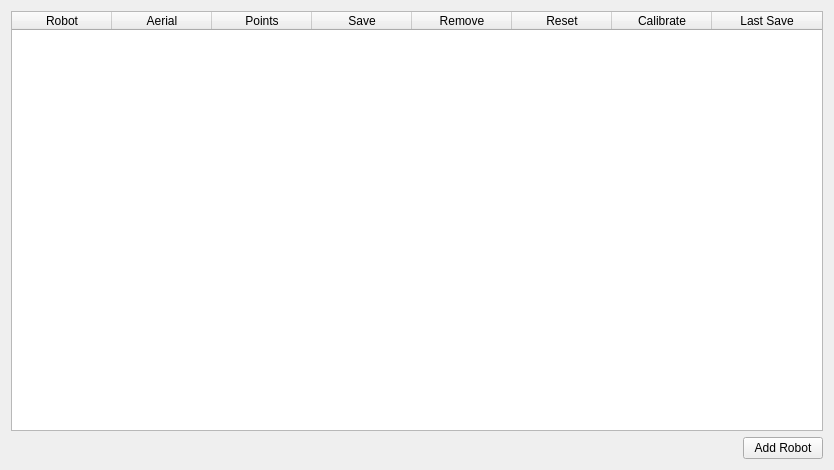
First picture: the form in resources/calibration.ui, repository DinoHub-SubT/basestation_gui_python, before the edit.
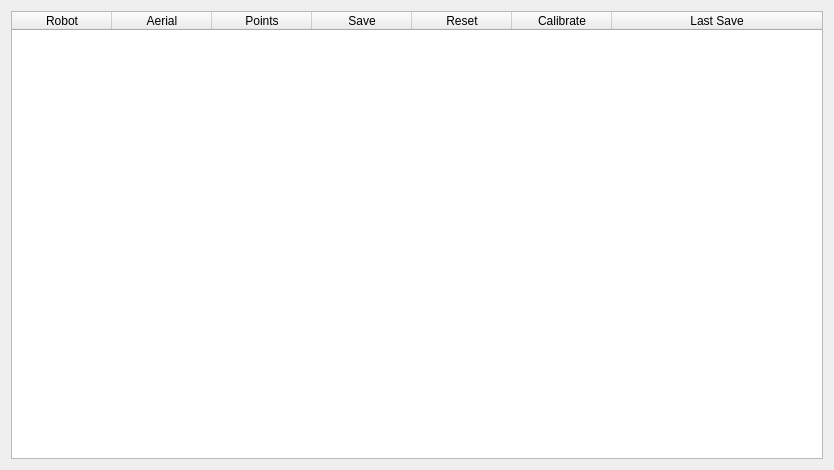
Second picture: the form after the edit.

What changed in the file:
```diff
--- a/resources/calibration.ui
+++ b/resources/calibration.ui
@@ -59,11 +59,6 @@
          <string>Save</string>
         </property>
        </column>
-       <column>
-        <property name="text">
-         <string>Remove</string>
-        </property>
-       </column>
        <column>
         <property name="text">
          <string>Reset</string>
@@ -81,30 +76,6 @@
        </column>
       </widget>
      </item>
-     <item>
-      <layout class="QHBoxLayout" name="inner_layout">
-       <item>
-        <spacer name="horizontalSpacer">
-         <property name="orientation">
-          <enum>Qt::Horizontal</enum>
-         </property>
-         <property name="sizeHint" stdset="0">
-          <size>
-           <width>40</width>
-           <height>20</height>
-          </size>
-         </property>
-        </spacer>
-       </item>
-       <item>
-        <widget class="QPushButton" name="add_robot_button">
-         <property name="text">
-          <string>Add Robot</string>
-         </property>
-        </widget>
-       </item>
-      </layout>
-     </item>
     </layout>
    </item>
   </layout>
```
